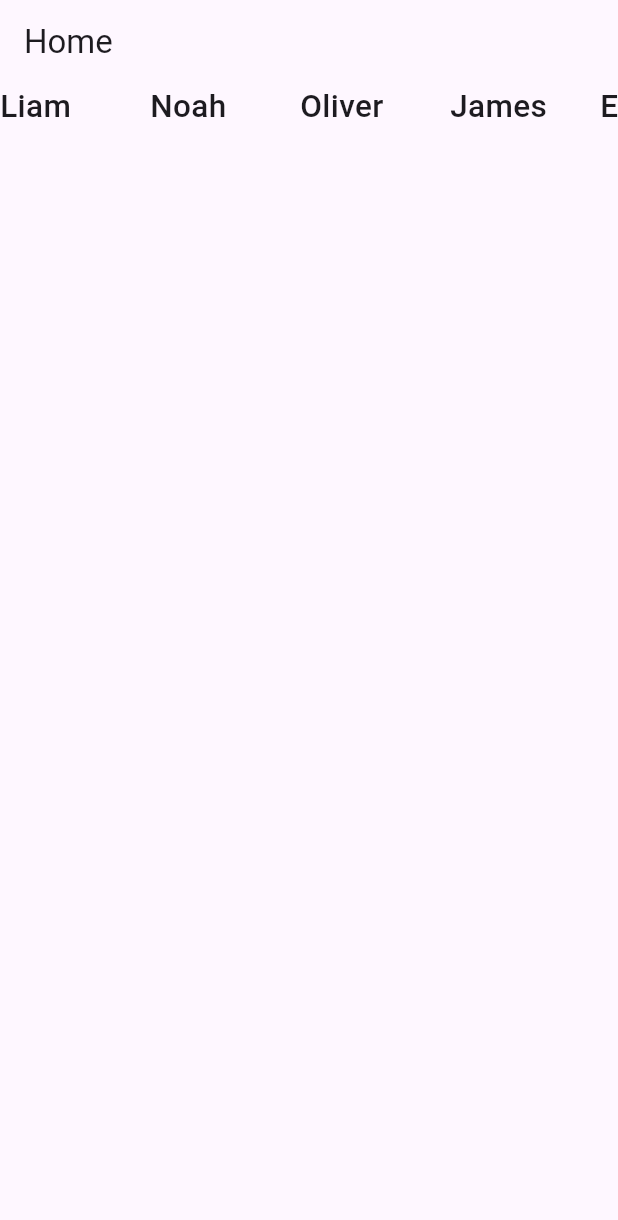
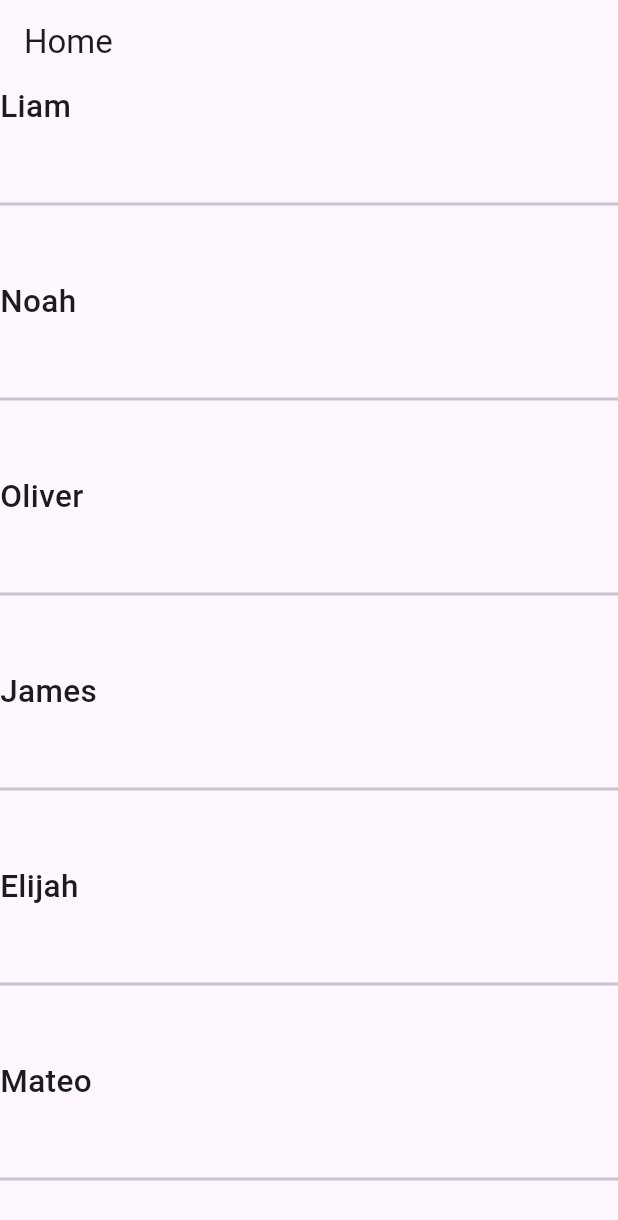
Before and after one commit to birbalkr/Flutter, a Flutter app: the screen it shows after launch, on a phone screen of 412 x 824 dp. Shown: the top 1220 px of the screen. Run offline on Flutter 3.47's test engine with Material 3 defaults, Android fonts, the phone set to English and light mode, and no system bars.

```diff
--- a/lib/main.dart
+++ b/lib/main.dart
@@ -40,12 +40,13 @@ class _MyHomePageState extends State<MyHomePage> {
         appBar: AppBar(
           title: Text("Home"),
         ),
-        body: ListView.builder(itemBuilder: (context, index) {
+        body: ListView.separated(itemBuilder: (context, index) {
           return Text(arrnames[index],style: TextStyle(fontSize: 21,fontWeight: FontWeight.w500));
         },
         itemCount: arrnames.length,
-        itemExtent: 100,
-        scrollDirection: Axis.horizontal,
+        separatorBuilder: (context, index) {
+          return Divider(height: 100,thickness: 2,);
+        },
         )
                );
   }
```
